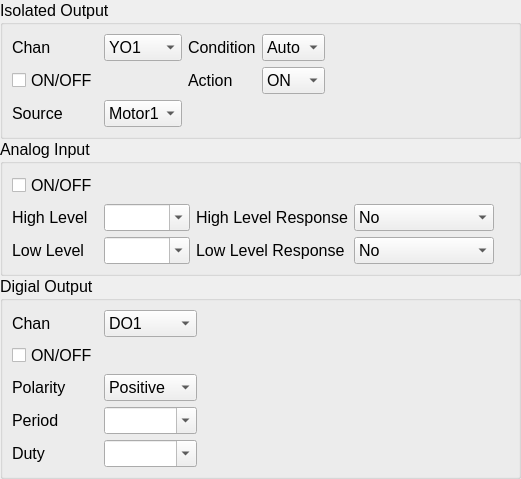
Old version of the form source/wnd/ui/mrqio.ui in the repository ww4u/megarobostudio.
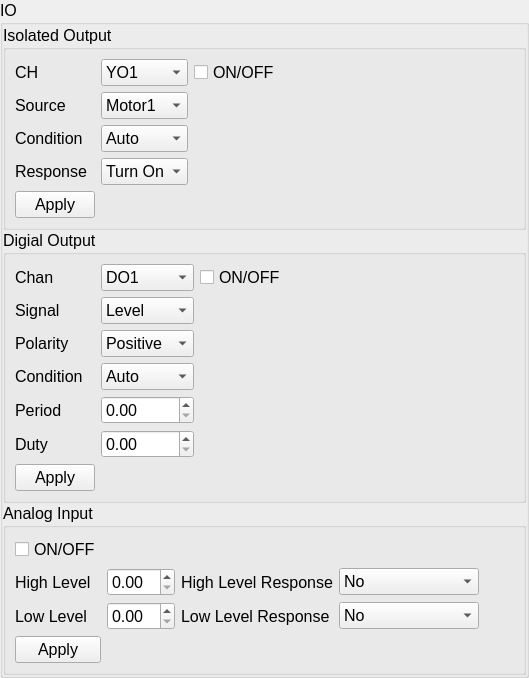
New version of the form.

What changed in the file:
```diff
--- a/source/wnd/ui/mrqio.ui
+++ b/source/wnd/ui/mrqio.ui
@@ -6,8 +6,8 @@
    <rect>
     <x>0</x>
     <y>0</y>
-    <width>521</width>
-    <height>449</height>
+    <width>529</width>
+    <height>560</height>
    </rect>
   </property>
   <property name="font">
@@ -35,48 +35,69 @@
     <number>0</number>
    </property>
    <item>
+    <widget class="QGroupBox" name="groupBox_4">
+     <property name="title">
+      <string>IO</string>
+     </property>
+     <layout class="QVBoxLayout" name="verticalLayout_2">
+      <property name="spacing">
+       <number>0</number>
+      </property>
+      <property name="leftMargin">
+       <number>0</number>
+      </property>
+      <property name="topMargin">
+       <number>0</number>
+      </property>
+      <property name="rightMargin">
+       <number>0</number>
+      </property>
+      <property name="bottomMargin">
+       <number>0</number>
+      </property>
+      <item>
     <widget class="QGroupBox" name="groupBox">
      <property name="title">
       <string>Isolated Output</string>
      </property>
      <layout class="QGridLayout" name="gridLayout">
-      <item row="0" column="1">
-       <widget class="QComboBox" name="comboBox">
-        <item>
-         <property name="text">
-          <string>YO1</string>
-         </property>
-        </item>
-        <item>
-         <property name="text">
-          <string>YO2</string>
-         </property>
-        </item>
-       </widget>
-      </item>
-      <item row="0" column="2">
+         <item row="4" column="0">
        <widget class="QLabel" name="label_4">
         <property name="text">
          <string>Condition</string>
         </property>
        </widget>
       </item>
-      <item row="2" column="0">
-       <widget class="QLabel" name="label_3">
+         <item row="5" column="0">
+          <widget class="QLabel" name="label_5">
         <property name="text">
-         <string>Source</string>
+            <string>Response</string>
         </property>
        </widget>
       </item>
-      <item row="0" column="0">
+         <item row="5" column="1" colspan="3">
+          <widget class="QComboBox" name="cmbIsoAction">
+           <item>
+            <property name="text">
+             <string>Turn On</string>
+            </property>
+           </item>
+           <item>
+            <property name="text">
+             <string>Cut Off</string>
+            </property>
+           </item>
+          </widget>
+         </item>
+         <item row="1" column="0">
        <widget class="QLabel" name="label">
         <property name="text">
-         <string>Chan</string>
+            <string>CH</string>
         </property>
        </widget>
       </item>
-      <item row="2" column="1">
-       <widget class="QComboBox" name="comboBox_3">
+         <item row="3" column="1" colspan="3">
+          <widget class="QComboBox" name="cmbIsoSource">
         <item>
          <property name="text">
           <string>Motor1</string>
@@ -99,27 +120,32 @@
         </item>
        </widget>
       </item>
-      <item row="1" column="2">
-       <widget class="QLabel" name="label_5">
-        <property name="text">
-         <string>Action</string>
-        </property>
-       </widget>
-      </item>
-      <item row="0" column="3">
-       <widget class="QComboBox" name="comboBox_4">
+         <item row="4" column="1" colspan="3">
+          <widget class="QComboBox" name="cmbIsoCondition">
         <item>
          <property name="text">
           <string>Auto</string>
          </property>
         </item>
-       </widget>
-      </item>
-      <item row="1" column="3">
-       <widget class="QComboBox" name="comboBox_5">
+           <item>
+            <property name="text">
+             <string>None</string>
+            </property>
+           </item>
+          </widget>
+         </item>
+         <item row="3" column="0">
+          <widget class="QLabel" name="label_3">
+           <property name="text">
+            <string>Source</string>
+           </property>
+          </widget>
+         </item>
+         <item row="1" column="1" colspan="3">
+          <widget class="QComboBox" name="cmbIsoCH">
         <item>
          <property name="text">
-          <string>ON</string>
+             <string>YO1</string>
          </property>
         </item>
         <item>
@@ -129,7 +155,7 @@
         </item>
        </widget>
       </item>
-      <item row="0" column="4">
+         <item row="5" column="4">
        <spacer name="horizontalSpacer">
         <property name="orientation">
          <enum>Qt::Horizontal</enum>
@@ -142,8 +168,155 @@
         </property>
        </spacer>
       </item>
-      <item row="1" column="0">
-       <widget class="QCheckBox" name="checkBox_2">
+         <item row="6" column="0">
+          <widget class="QPushButton" name="btnIsoApply">
+           <property name="text">
+            <string>Apply</string>
+           </property>
+          </widget>
+         </item>
+         <item row="1" column="4">
+          <widget class="QCheckBox" name="chkIsoCH">
+           <property name="text">
+            <string>ON/OFF</string>
+           </property>
+          </widget>
+         </item>
+        </layout>
+       </widget>
+      </item>
+      <item>
+       <widget class="QGroupBox" name="groupBox_3">
+        <property name="title">
+         <string>Digial Output</string>
+        </property>
+        <layout class="QGridLayout" name="gridLayout_3">
+         <item row="7" column="0">
+          <widget class="QPushButton" name="btnDoApply">
+           <property name="text">
+            <string>Apply</string>
+           </property>
+          </widget>
+         </item>
+         <item row="5" column="1">
+          <widget class="QDoubleSpinBox" name="spinDoPeri"/>
+         </item>
+         <item row="6" column="1">
+          <widget class="QDoubleSpinBox" name="spinDoDuty"/>
+         </item>
+         <item row="4" column="1">
+          <widget class="QComboBox" name="cmbDoCondition">
+           <item>
+            <property name="text">
+             <string>Auto</string>
+            </property>
+           </item>
+           <item>
+            <property name="text">
+             <string>None</string>
+            </property>
+           </item>
+          </widget>
+         </item>
+         <item row="2" column="1">
+          <widget class="QComboBox" name="cmbDoSignal">
+           <item>
+            <property name="text">
+             <string>Level</string>
+            </property>
+           </item>
+           <item>
+            <property name="text">
+             <string>None</string>
+            </property>
+           </item>
+          </widget>
+         </item>
+         <item row="4" column="0">
+          <widget class="QLabel" name="label_12">
+           <property name="text">
+            <string>Condition</string>
+           </property>
+          </widget>
+         </item>
+         <item row="2" column="0">
+          <widget class="QLabel" name="label_6">
+           <property name="text">
+            <string>Signal</string>
+           </property>
+          </widget>
+         </item>
+         <item row="6" column="0">
+          <widget class="QLabel" name="label_14">
+           <property name="text">
+            <string>Duty</string>
+           </property>
+          </widget>
+         </item>
+         <item row="5" column="0">
+          <widget class="QLabel" name="label_2">
+           <property name="text">
+            <string>Period</string>
+           </property>
+          </widget>
+         </item>
+         <item row="0" column="1">
+          <widget class="QComboBox" name="cmbDo">
+           <item>
+            <property name="text">
+             <string>DO1</string>
+            </property>
+           </item>
+           <item>
+            <property name="text">
+             <string>DO2</string>
+            </property>
+           </item>
+          </widget>
+         </item>
+         <item row="3" column="1">
+          <widget class="QComboBox" name="cmbDoPolarity">
+           <item>
+            <property name="text">
+             <string>Positive</string>
+            </property>
+           </item>
+           <item>
+            <property name="text">
+             <string>Negative</string>
+            </property>
+           </item>
+          </widget>
+         </item>
+         <item row="3" column="0">
+          <widget class="QLabel" name="label_13">
+           <property name="text">
+            <string>Polarity</string>
+           </property>
+          </widget>
+         </item>
+         <item row="0" column="3">
+          <spacer name="horizontalSpacer_3">
+           <property name="orientation">
+            <enum>Qt::Horizontal</enum>
+           </property>
+           <property name="sizeHint" stdset="0">
+            <size>
+             <width>40</width>
+             <height>20</height>
+            </size>
+           </property>
+          </spacer>
+         </item>
+         <item row="0" column="0">
+          <widget class="QLabel" name="label_11">
+           <property name="text">
+            <string>Chan</string>
+           </property>
+          </widget>
+         </item>
+         <item row="0" column="2">
+          <widget class="QCheckBox" name="chkDo">
         <property name="text">
          <string>ON/OFF</string>
         </property>
@@ -162,11 +335,10 @@
      </property>
      <layout class="QGridLayout" name="gridLayout_2">
       <item row="1" column="1">
-       <widget class="QComboBox" name="comboBox_7">
-        <property name="editable">
-         <bool>true</bool>
-        </property>
-       </widget>
+          <widget class="QDoubleSpinBox" name="spinHighLevel"/>
+         </item>
+         <item row="2" column="1">
+          <widget class="QDoubleSpinBox" name="spinLowLevel"/>
       </item>
       <item row="2" column="0">
        <widget class="QLabel" name="label_8">
@@ -175,13 +347,6 @@
         </property>
        </widget>
       </item>
-      <item row="2" column="1">
-       <widget class="QComboBox" name="comboBox_8">
-        <property name="editable">
-         <bool>true</bool>
-        </property>
-       </widget>
-      </item>
       <item row="1" column="0">
        <widget class="QLabel" name="label_7">
         <property name="text">
@@ -271,102 +436,10 @@
         </property>
        </widget>
       </item>
-     </layout>
-    </widget>
-   </item>
-   <item>
-    <widget class="QGroupBox" name="groupBox_3">
-     <property name="title">
-      <string>Digial Output</string>
-     </property>
-     <layout class="QGridLayout" name="gridLayout_3">
-      <item row="4" column="1">
-       <widget class="QComboBox" name="comboBox_14">
-        <property name="editable">
-         <bool>true</bool>
-        </property>
-       </widget>
-      </item>
-      <item row="4" column="0">
-       <widget class="QLabel" name="label_14">
-        <property name="text">
-         <string>Duty</string>
-        </property>
-       </widget>
-      </item>
       <item row="3" column="0">
-       <widget class="QLabel" name="label_2">
+          <widget class="QPushButton" name="btnAiApply">
         <property name="text">
-         <string>Period</string>
-        </property>
-       </widget>
-      </item>
-      <item row="3" column="1">
-       <widget class="QComboBox" name="comboBox_2">
-        <property name="editable">
-         <bool>true</bool>
-        </property>
-       </widget>
-      </item>
-      <item row="0" column="1">
-       <widget class="QComboBox" name="comboBox_11">
-        <item>
-         <property name="text">
-          <string>DO1</string>
-         </property>
-        </item>
-        <item>
-         <property name="text">
-          <string>DO2</string>
-         </property>
-        </item>
-       </widget>
-      </item>
-      <item row="2" column="1">
-       <widget class="QComboBox" name="comboBox_13">
-        <item>
-         <property name="text">
-          <string>Positive</string>
-         </property>
-        </item>
-        <item>
-         <property name="text">
-          <string>Negative</string>
-         </property>
-        </item>
-       </widget>
-      </item>
-      <item row="1" column="0">
-       <widget class="QCheckBox" name="checkBox">
-        <property name="text">
-         <string>ON/OFF</string>
-        </property>
-       </widget>
-      </item>
-      <item row="0" column="0">
-       <widget class="QLabel" name="label_11">
-        <property name="text">
-         <string>Chan</string>
-        </property>
-       </widget>
-      </item>
-      <item row="0" column="2">
-       <spacer name="horizontalSpacer_3">
-        <property name="orientation">
-         <enum>Qt::Horizontal</enum>
-        </property>
-        <property name="sizeHint" stdset="0">
-         <size>
-          <width>40</width>
-          <height>20</height>
-         </size>
-        </property>
-       </spacer>
-      </item>
-      <item row="2" column="0">
-       <widget class="QLabel" name="label_13">
-        <property name="text">
-         <string>Polarity</string>
+            <string>Apply</string>
         </property>
        </widget>
       </item>
@@ -374,7 +447,7 @@
     </widget>
    </item>
    <item>
-    <spacer name="verticalSpacer">
+       <spacer name="verticalSpacer_2">
      <property name="orientation">
       <enum>Qt::Vertical</enum>
      </property>
@@ -385,6 +458,9 @@
       </size>
      </property>
     </spacer>
+      </item>
+     </layout>
+    </widget>
    </item>
   </layout>
  </widget>
```
Left out of the diff: 8 changed lines with no effect on the pictures. Lines whose indentation alone changed are shown as unchanged.
